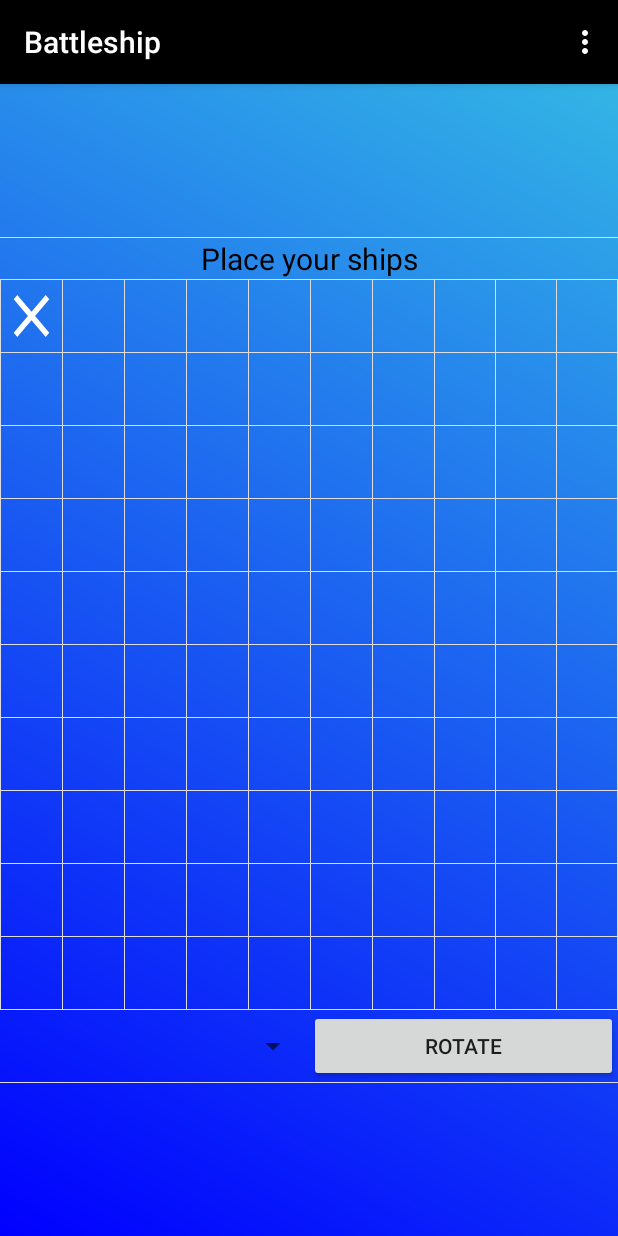
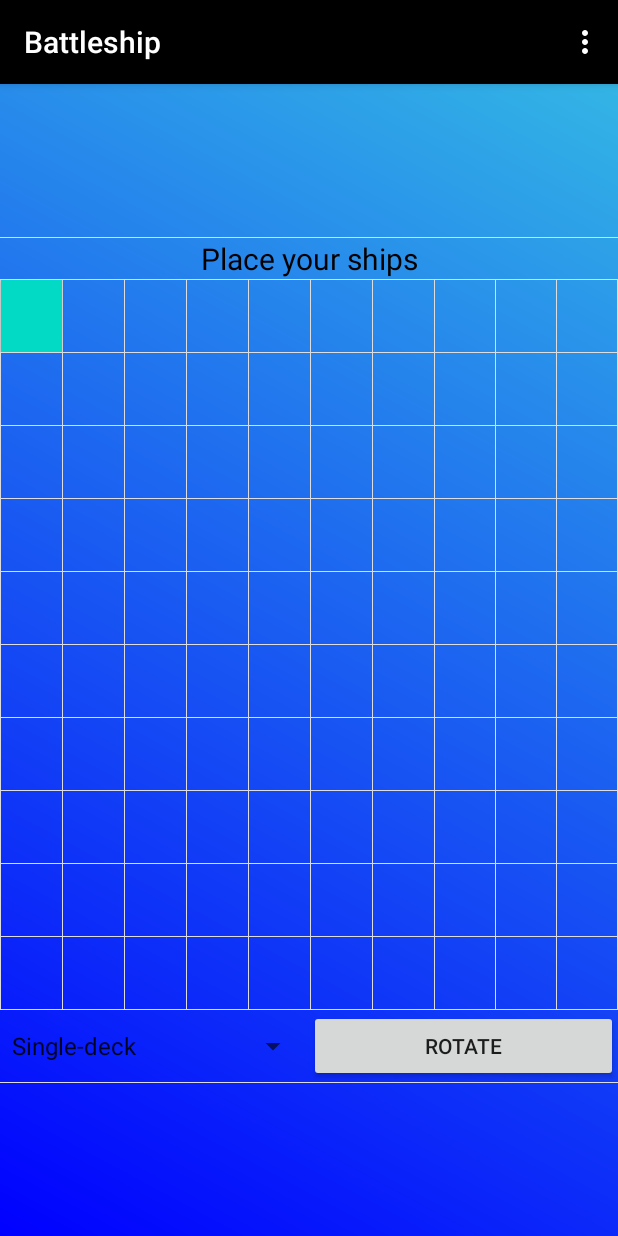
Before and after one commit to ShevchenyaIlya/Battleship, an Android app: the MainActivity screen opened directly, with no data from a screen before it, after a tap on an icon or button, on a phone screen of 412 x 824 dp. Run offline under Robolectric (Android 15) with nearby library versions, the phone set to English and light mode, and no system bars; 2 statements that could not run were skipped.

```diff
--- a/app/src/main/java/com/example/battleship/MainActivity.java
+++ b/app/src/main/java/com/example/battleship/MainActivity.java
@@ -9,31 +9,35 @@ import android.view.MenuItem;
 import android.view.View;
 import android.widget.ArrayAdapter;
 import android.widget.Button;
+import android.widget.Spinner;
 import android.widget.TableLayout;
 import android.widget.TableRow;
+import android.widget.TextView;
 import android.widget.Toast;
 
 public class MainActivity extends AppCompatActivity{
 
-    private int[][] fieldMatrix = new int[10][10];
+    private BattleField yourField;
+    private BattleField opponentField;
+    Spinner shipTypes;
+    TextView pageTitle;
+    Button rotateShip;
 
     @Override
     protected void onCreate(Bundle savedInstanceState) {
         super.onCreate(savedInstanceState);
         setContentView(R.layout.activity_main);
+        yourField = new BattleField();
+        opponentField = new BattleField();
         initButtons();
     }
 
-//    @Override
-//    public void onClick(View view) {
-//        view.setBackgroundColor(getResources().getColor(R.color.colorAccent));
-//        TableRow raw = (TableRow) view.getParent();
-//        int id = raw.getId();
-//        TableLayout table = (TableLayout) raw.getParent();
-//
-//    }
+    private void initButtons() {
+        shipTypes = (Spinner) findViewById(R.id.ShipType);
+        pageTitle = (TextView) findViewById(R.id.PageTitle);
+        rotateShip = (Button) findViewById(R.id.RotateButton);
+        initSpinner();
 
-    private void initButtons() {
         TableLayout table = (TableLayout) findViewById(R.id.table);
         int rowCount = table.getChildCount();
         for (int i = 0; i < rowCount; i++)
@@ -48,6 +52,14 @@ public class MainActivity extends AppCompatActivity{
         }
     }
 
+    private void initSpinner() {
+        ArrayAdapter<String> adapter;
+        adapter = new ArrayAdapter<String>(this,
+                android.R.layout.simple_spinner_item, yourField.shipsTypes());
+        adapter.setDropDownViewResource(android.R.layout.simple_spinner_dropdown_item);
+        shipTypes.setAdapter(adapter);
+    }
+
     private void setListener(Button button, final int i, final int j)
     {
         button.setOnClickListener(new View.OnClickListener() {
@@ -55,10 +67,11 @@ public class MainActivity extends AppCompatActivity{
             public void onClick(View view) {
                 int row = i;
                 int column = j;
-                if (fieldMatrix[row][column] != 1)
-                    //view.setBackgroundColor(getResources().getColor(R.color.colorAccent));
-                    view.setBackground(getResources().getDrawable(R.drawable.ic_baseline_close_24));
-                fieldMatrix[row][column] = 1;
+                if (yourField.getField()[row][column] != 1)
+                    view.setBackgroundColor(getResources().getColor(R.color.colorAccent));
+                //TODO: Write logic
+                    //view.setBackground(getResources().getDrawable(R.drawable.ic_baseline_close_24));
+                yourField.getField()[row][column] = 1;
             }
         });
     }
```
